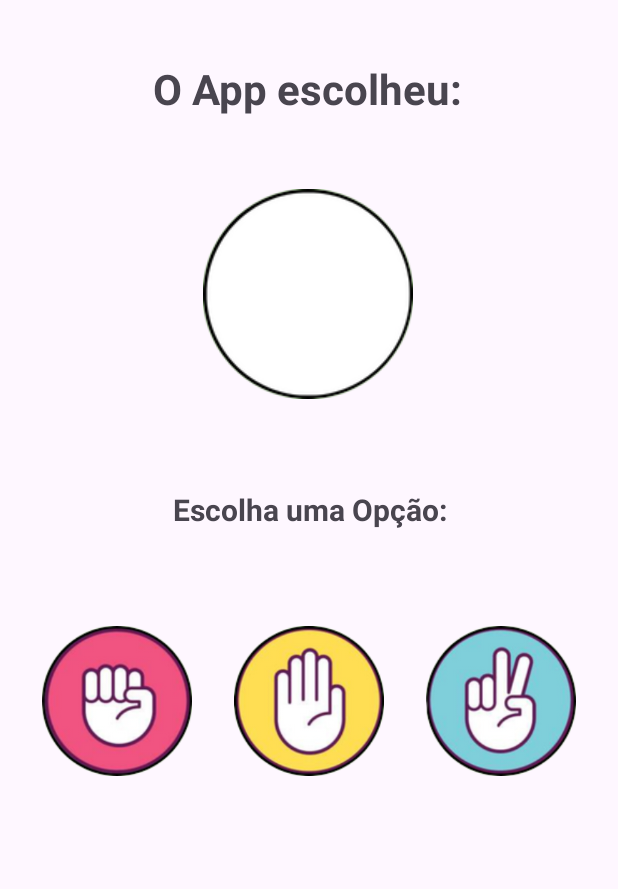
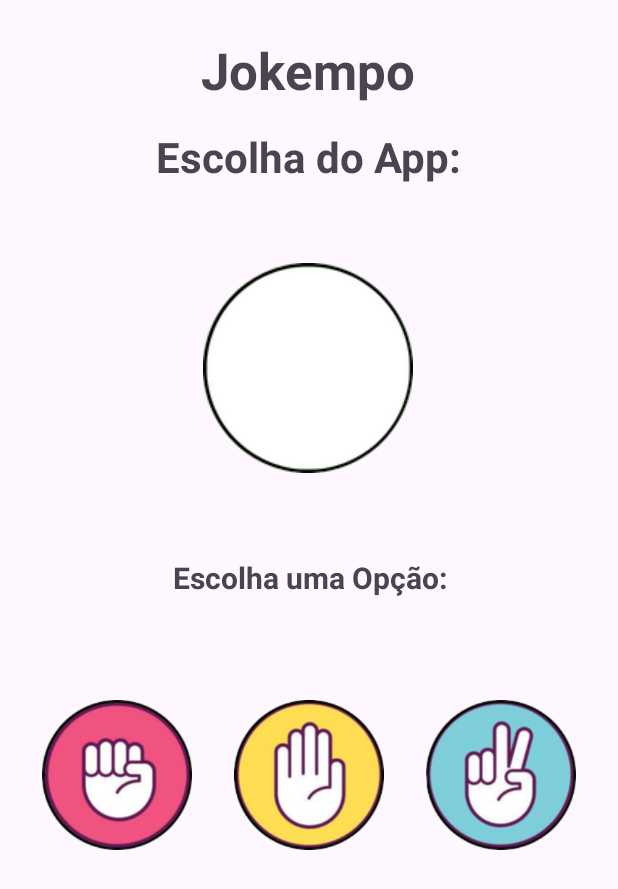
Before and after one commit to DiasMath/App-Jokempo, an Android app: the screen it shows after launch (MainActivity), on a phone screen of 412 x 824 dp. Shown: the top 889 px of the screen. Run offline under Robolectric (Android 15) with nearby library versions, the phone set to English and light mode, and no system bars.

Commit message:
atualizando layout e melhorando o codigo

```diff
--- a/app/src/main/java/com/example/jokempo/MainActivity.java
+++ b/app/src/main/java/com/example/jokempo/MainActivity.java
@@ -2,7 +2,6 @@
 
 import androidx.appcompat.app.AppCompatActivity;
 
-import android.graphics.Typeface;
 import android.os.Bundle;
 import android.view.View;
 import android.widget.ImageView;
@@ -12,14 +11,18 @@
 
 public class MainActivity extends AppCompatActivity {
 
+    private TextView textTitulo;
     private ImageView imageResultado;
     private TextView textResultado;
+    private TextView textEscolhaApp;
     private int imagemPadrao;
     @Override
     protected void onCreate(Bundle savedInstanceState) {
         super.onCreate(savedInstanceState);
         setContentView(R.layout.activity_main);
 
+        textTitulo = findViewById(R.id.textTitulo);
+        textEscolhaApp = findViewById(R.id.textEscolhaApp);
         imageResultado = findViewById(R.id.imageResultado);
         textResultado = findViewById(R.id.textResultado);
         imagemPadrao = R.drawable.padrao;
@@ -81,7 +84,6 @@
 
         imageResultado.setImageResource(imagemPadrao);
         textResultado.setText("Escolha sua Opção:");
-
         findViewById(R.id.btnJogarNovamente).setVisibility(View.GONE);
     }
 
--- a/app/src/main/res/layout/activity_main.xml
+++ b/app/src/main/res/layout/activity_main.xml
@@ -7,38 +7,54 @@
     tools:context=".MainActivity">
 
     <TextView
-        android:id="@+id/textView"
+        android:id="@+id/textTitulo"
         android:layout_width="wrap_content"
         android:layout_height="wrap_content"
-        android:layout_marginTop="40dp"
-        android:text="O App escolheu:"
+        android:layout_marginTop="24dp"
+        android:text="Jokempo"
+        android:textAlignment="center"
+        android:textSize="34sp"
+        android:textStyle="bold"
+        app:layout_constraintEnd_toEndOf="parent"
+        app:layout_constraintHorizontal_bias="0.494"
+        app:layout_constraintStart_toStartOf="parent"
+        app:layout_constraintTop_toTopOf="parent" />
+
+    <TextView
+        android:id="@+id/textEscolhaApp"
+        android:layout_width="wrap_content"
+        android:layout_height="wrap_content"
+        android:layout_marginTop="16dp"
+        android:text="Escolha do App:"
+        android:textAlignment="center"
         android:textSize="28sp"
         android:textStyle="bold"
         app:layout_constraintEnd_toEndOf="parent"
         app:layout_constraintHorizontal_bias="0.497"
         app:layout_constraintStart_toStartOf="parent"
-        app:layout_constraintTop_toTopOf="parent" />
+        app:layout_constraintTop_toBottomOf="@+id/textTitulo" />
 
-    <TextView
-        android:id="@+id/textResultado"
-        android:layout_width="wrap_content"
-        android:layout_height="wrap_content"
-        android:layout_marginTop="60dp"
-        android:text="Escolha uma Opção:"
-        android:textSize="20sp"
-        android:textStyle="bold"
-        app:layout_constraintEnd_toEndOf="parent"
-        app:layout_constraintHorizontal_bias="0.504"
-        app:layout_constraintStart_toStartOf="parent"
-        app:layout_constraintTop_toBottomOf="@+id/imageResultado" />
+    <ImageView
+        android:id="@+id/imageView2"
+        android:layout_width="100dp"
+        android:layout_height="100dp"
+        android:layout_marginTop="68dp"
+        android:onClick="selecionadoPapel"
+        app:layout_constraintEnd_toStartOf="@+id/imageView3"
+        app:layout_constraintHorizontal_bias="0.5"
+        app:layout_constraintStart_toEndOf="@+id/imageView4"
+        app:layout_constraintTop_toBottomOf="@+id/textResultado"
+        app:srcCompat="@drawable/papel" />
 
     <Button
         android:id="@+id/btnJogarNovamente"
         android:layout_width="wrap_content"
         android:layout_height="wrap_content"
-        android:layout_marginTop="28dp"
+        android:layout_marginTop="50dp"
         android:onClick="reiniciarJogo"
         android:text="Jogar Novamente"
+        android:textAlignment="center"
+        android:textAllCaps="false"
         app:layout_constraintEnd_toEndOf="parent"
         app:layout_constraintHorizontal_bias="0.502"
         app:layout_constraintStart_toStartOf="parent"
@@ -48,18 +64,18 @@
         android:id="@+id/imageResultado"
         android:layout_width="140dp"
         android:layout_height="140dp"
-        android:layout_marginTop="48dp"
+        android:layout_marginTop="52dp"
         app:layout_constraintEnd_toEndOf="parent"
         app:layout_constraintHorizontal_bias="0.498"
         app:layout_constraintStart_toStartOf="parent"
-        app:layout_constraintTop_toBottomOf="@+id/textView"
+        app:layout_constraintTop_toBottomOf="@+id/textEscolhaApp"
         app:srcCompat="@drawable/padrao" />
 
     <ImageView
         android:id="@+id/imageView3"
         android:layout_width="100dp"
         android:layout_height="100dp"
-        android:layout_marginTop="64dp"
+        android:layout_marginTop="68dp"
         android:onClick="selecionadoTesoura"
         app:layout_constraintEnd_toEndOf="parent"
         app:layout_constraintHorizontal_bias="0.5"
@@ -71,7 +87,7 @@
         android:id="@+id/imageView4"
         android:layout_width="100dp"
         android:layout_height="100dp"
-        android:layout_marginTop="64dp"
+        android:layout_marginTop="68dp"
         android:onClick="selecionadoPedra"
         app:layout_constraintEnd_toStartOf="@+id/imageView2"
         app:layout_constraintHorizontal_bias="0.5"
@@ -79,16 +95,17 @@
         app:layout_constraintTop_toBottomOf="@+id/textResultado"
         app:srcCompat="@drawable/pedra" />
 
-    <ImageView
-        android:id="@+id/imageView2"
-        android:layout_width="100dp"
-        android:layout_height="100dp"
-        android:layout_marginTop="64dp"
-        android:onClick="selecionadoPapel"
-        app:layout_constraintEnd_toStartOf="@+id/imageView3"
-        app:layout_constraintHorizontal_bias="0.5"
-        app:layout_constraintStart_toEndOf="@+id/imageView4"
-        app:layout_constraintTop_toBottomOf="@+id/textResultado"
-        app:srcCompat="@drawable/papel" />
+    <TextView
+        android:id="@+id/textResultado"
+        android:layout_width="wrap_content"
+        android:layout_height="wrap_content"
+        android:layout_marginTop="56dp"
+        android:text="Escolha uma Opção:"
+        android:textSize="20sp"
+        android:textStyle="bold"
+        app:layout_constraintEnd_toEndOf="parent"
+        app:layout_constraintHorizontal_bias="0.504"
+        app:layout_constraintStart_toStartOf="parent"
+        app:layout_constraintTop_toBottomOf="@+id/imageResultado" />
 
 </androidx.constraintlayout.widget.ConstraintLayout>
```
